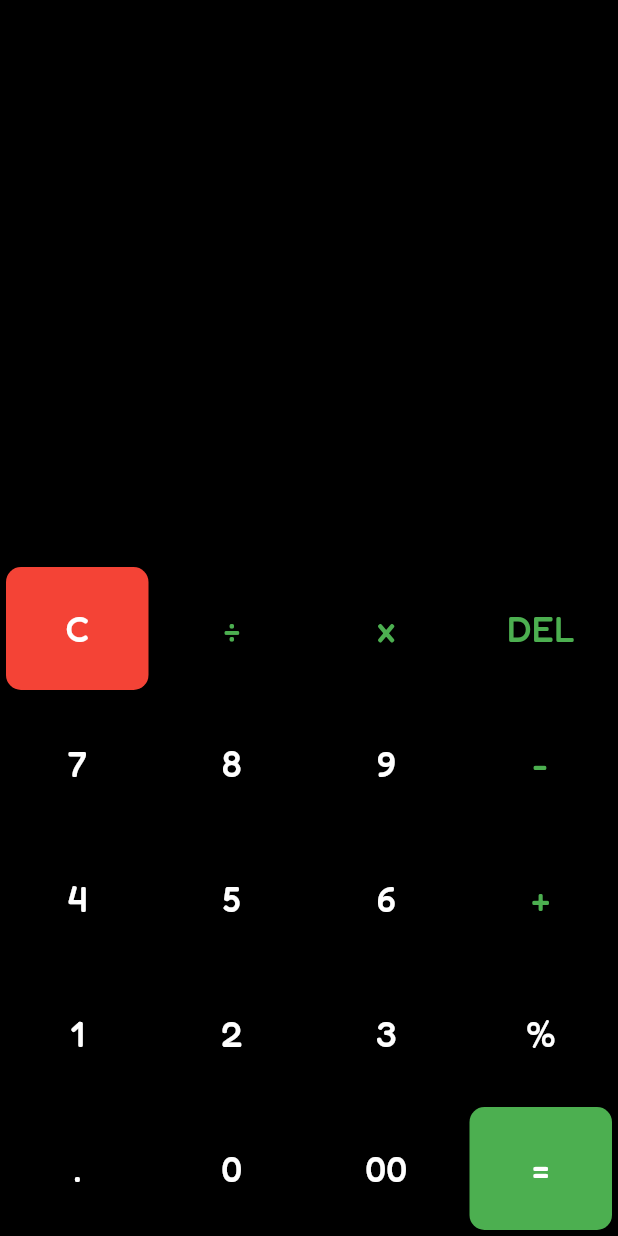
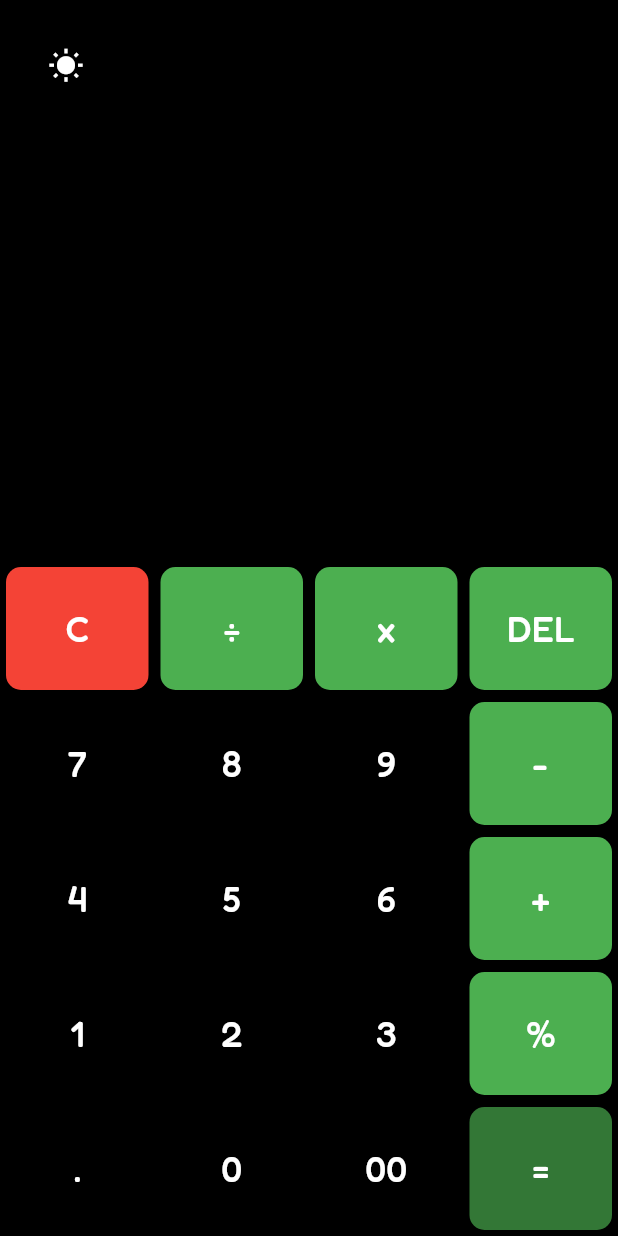
Before and after one commit to putra28/Flutter-calculator, a Flutter app: the screen it shows after launch, on a phone screen of 412 x 824 dp. Run offline on Flutter 3.47's test engine with Material 3 defaults, Android fonts, the phone set to English and light mode, and no system bars; our stand-ins replace google_fonts, math_expressions.

Commit message:
Add Light mode / Dark mode

```diff
--- a/lib/main.dart
+++ b/lib/main.dart
@@ -5,6 +5,7 @@ import 'package:google_fonts/google_fonts.dart';
 void main() {
   runApp(CalculatorApp());
 }
+
 class CalculatorApp extends StatelessWidget {
   const CalculatorApp({super.key});
 
@@ -34,6 +35,7 @@ class CalculatorPage extends StatefulWidget {
 class _CalculatorPageState extends State<CalculatorPage> {
   String _expression = "";
   String _result = "";
+  bool _isDarkMode = true; // Variabel untuk menyimpan status tema
 
   void _evaluateExpression() {
     try {
@@ -78,10 +80,19 @@ class _CalculatorPageState extends State<CalculatorPage> {
     });
   }
 
+  void _toggleTheme() {
+    setState(() {
+      _isDarkMode = !_isDarkMode; // Ganti status tema
+    });
+  }
+
   @override
   Widget build(BuildContext context) {
     return Scaffold(
-      body: Column(
+      backgroundColor: _isDarkMode ? Colors.black : Colors.white,
+      body: Stack(
+        children: [
+          Column(
             children: [
               Expanded(
                 child: Container(
@@ -99,7 +110,7 @@ class _CalculatorPageState extends State<CalculatorPage> {
                         child: Text(
                           _expression,
                           key: ValueKey(_expression),
-                      style: TextStyle(fontSize: 50, color: Colors.white),
+                          style: TextStyle(fontSize: 50, color: _isDarkMode ? Colors.white : Colors.black),
                         ),
                       ),
                       AnimatedSwitcher(
@@ -113,6 +124,16 @@ class _CalculatorPageState extends State<CalculatorPage> {
                 ),
               ),
               _buildButtons(),
+            ],
+          ),
+          Positioned(
+            top: 20,
+            left: 20,
+            child: IconButton(
+              icon: Icon(_isDarkMode ? Icons.wb_sunny : Icons.nights_stay, color: _isDarkMode ? Colors.white : Colors.black),
+              onPressed: _toggleTheme,
+            ),
+          ),
         ],
       ),
     );
@@ -136,12 +157,19 @@ class _CalculatorPageState extends State<CalculatorPage> {
           children: row.map((btn) {
             if (btn == "=" && rowIndex >= 3) {
               return Expanded(
-                child: _buildButton(btn, color: Colors.green, heightFactor: 1),
+                child: _buildButton(btn, color: const Color.fromARGB(255, 51, 119, 54), heightFactor: 1),
               );
             } else if (btn.isEmpty) {
               return SizedBox(width: 0); // Empty space for alignment
             } else {
-              return _buildButton(btn, color: btn == "C" ? Colors.red : const Color.fromARGB(0, 255, 255, 255));
+              return _buildButton(
+                btn,
+                color: btn == "C"
+                    ? Colors.red
+                    : (btn == "÷" || btn == "x" || btn == "-" || btn == "+" || btn == "DEL" || btn == "%")
+                        ? Colors.green
+                        : const Color.fromARGB(0, 255, 255, 255),
+              );
             }
           }).toList(),
         );
@@ -161,8 +189,13 @@ class _CalculatorPageState extends State<CalculatorPage> {
             backgroundColor: color ?? const Color.fromARGB(0, 66, 66, 66),
             foregroundColor: const Color.fromARGB(255, 255, 255, 255),
           ),
-          // child: Text(value, style: TextStyle(fontSize: 24.0)),
-          child: Text(value, style: TextStyle(fontSize: 24.0, color: (value == "÷" || value == "x" || value == "-" || value == "+" || value == "DEL") ? Colors.green : Colors.white)),
+          child: Text(
+            value,
+            style: TextStyle(
+              fontSize: 24.0,
+              color: (_isDarkMode ? Colors.white : Colors.black),
+            ),
+          ),
         ),
       ),
     );
```
Also changed, not shown: 1 other file. Lines whose indentation alone changed are shown as unchanged.
